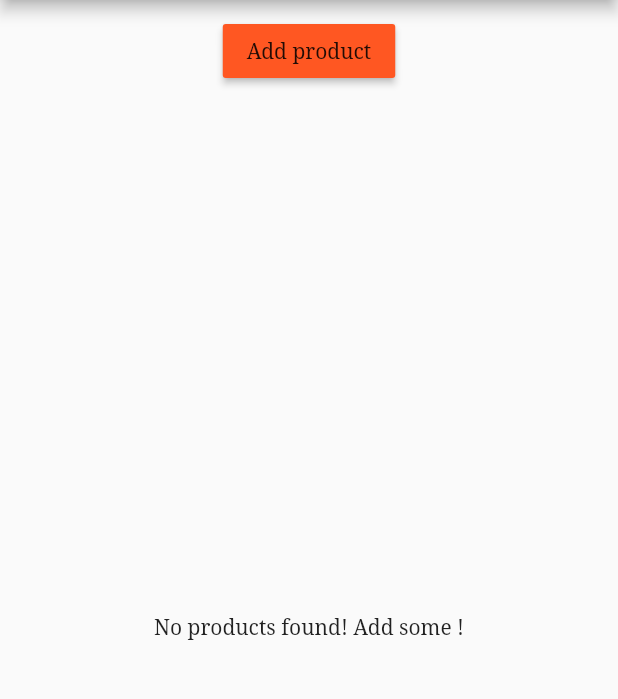
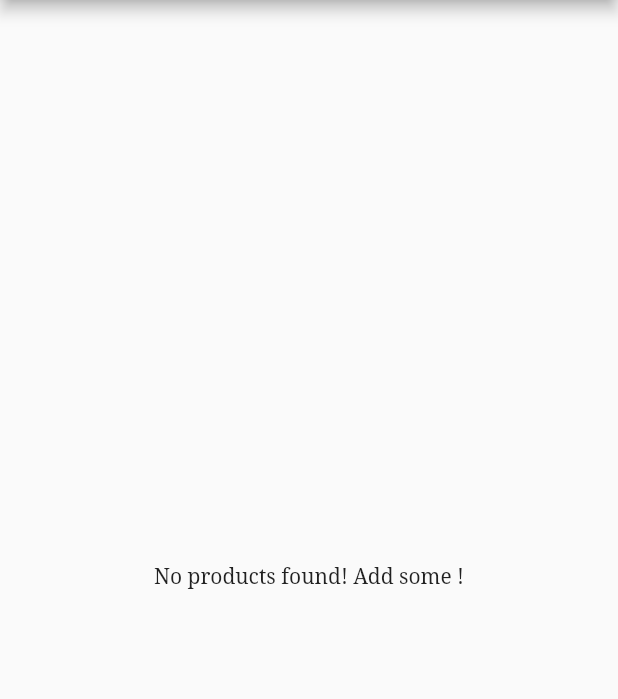
Before and after one commit to anantakrroy/FlutterDevelopment, a Flutter app: the screen it shows after launch, on a phone screen of 412 x 824 dp, the part 84-783 px from its top. Run offline on Flutter 3.47's test engine with Material 2 defaults, Android fonts, the phone set to English and light mode, and no system bars; our stand-ins replace sqflite; accounts and stored records are empty.

Commit message:
Refactor adding product

```diff
--- a/easylist/lib/main.dart
+++ b/easylist/lib/main.dart
@@ -1,11 +1,8 @@
-import 'package:easylist/pages/auth.dart';
-import 'package:flutter/cupertino.dart';
 import 'package:flutter/material.dart';
-import 'package:flutter/rendering.dart';
 
 import './pages/home.dart';
 import './pages/productmanage.dart';
-import './pages/auth.dart';
+
 import './pages/productdetail.dart';
 
 void main() {
@@ -22,9 +19,9 @@ class MyApp extends StatefulWidget {
 }
 
 class _MyAppState extends State<MyApp> {
-  List<Map<String, String>> _products = [];
+  List<Map<String, dynamic>> _products = [];
 
-  void _addProduct(Map<String, String> product) {
+  void _addProduct(Map<String, dynamic> product) {
     print('PRODUCT MANAGER _addproduct');
     setState(() {
       print('[PRODUCT MANAGER WIDGET] setState()');
@@ -51,9 +48,9 @@ class _MyAppState extends State<MyApp> {
 
       // Named routes, routes registry
       routes: {
-        '/': (BuildContext context) =>
-            HomePage(_products, _addProduct, _deleteProduct),
-        '/admin': (BuildContext context) => ProductManage(),
+        '/': (BuildContext context) => HomePage(_products),
+        '/admin': (BuildContext context) =>
+            ProductManage(_addProduct, _deleteProduct),
       },
 
       // Generate custom routes
@@ -77,8 +74,7 @@ class _MyAppState extends State<MyApp> {
       //default fall back route
       onUnknownRoute: (RouteSettings settings) {
         return MaterialPageRoute(
-          builder: (BuildContext context) =>
-              HomePage(_products, _addProduct, _deleteProduct),
+          builder: (BuildContext context) => HomePage(_products),
         );
       },
     );
--- a/easylist/lib/pages/home.dart
+++ b/easylist/lib/pages/home.dart
@@ -1,14 +1,11 @@
-import 'package:easylist/pages/productmanage.dart';
 import 'package:flutter/material.dart';
 
 import '../product_manager.dart';
 
 class HomePage extends StatelessWidget {
-  final List<Map<String, String>> products;
-  final Function addProduct;
-  final Function deleteProduct;
+  final List<Map<String, dynamic>> products;
 
-  HomePage(this.products, this.addProduct, this.deleteProduct);
+  HomePage(this.products);
 
   @override
   Widget build(BuildContext context) {
@@ -31,6 +28,6 @@ class HomePage extends StatelessWidget {
         appBar: AppBar(
           title: Text("EasyList"),
         ),
-        body: ProductManager(products, addProduct, deleteProduct));
+        body: ProductManager(products));
   }
 }
--- a/easylist/lib/product_control.dart
+++ /dev/null
@@ -1,24 +0,0 @@
-// Passing the data up
-// lifitng the state up and using properties/functions of one widget in another widget
-
-import 'package:flutter/material.dart';
-
-class ProductControl extends StatelessWidget {
-
-  final Function addProduct;
-
-  ProductControl(this.addProduct);
-
-  @override
-  Widget build(BuildContext context) {
-    print('PRODUCTCONTROL build');
-    return RaisedButton(
-      color: Theme.of(context).primaryColor,
-      onPressed: () {
-        print('PRODUCTCONTROL onPressed');
-        addProduct({"title" : "Buffet : Enjoy the delectable spread!","image" : "assets/buffet.jpg"});
-      },
-      child: Text("Add product"),
-    );
-  }
-}
--- a/easylist/lib/product_manager.dart
+++ b/easylist/lib/product_manager.dart
@@ -1,14 +1,11 @@
 import 'package:flutter/material.dart';
 
 import './products.dart';
-import './product_control.dart';
 
 class ProductManager extends StatelessWidget {
-  final List<Map<String, String>> products;
-  final Function addProduct;
-  final Function deleteProduct;
+  final List<Map<String, dynamic>> products;
 
-  ProductManager(this.products, this.addProduct, this.deleteProduct);
+  ProductManager(this.products);
 
   @override
 
@@ -16,9 +13,7 @@ class ProductManager extends StatelessWidget {
     print('[PRODUCT MANAGER WIDGET] build');
     return Column(
       children: <Widget>[
-        Container(
-            margin: EdgeInsets.all(10.0), child: ProductControl(addProduct)),
-        Expanded(child: Products(products, deleteProduct: deleteProduct))
+        Expanded(child: Products(products)),
       ],
     );
   }
--- a/easylist/lib/products.dart
+++ b/easylist/lib/products.dart
@@ -1,12 +1,9 @@
 import 'package:flutter/material.dart';
 
-import './pages/productdetail.dart';
+class Products extends StatelessWidget {
+  List<Map<String, dynamic>> products;
 
-class Products extends StatelessWidget {
-  List<Map> products;
-  final Function deleteProduct;
-
-  Products(this.products, {this.deleteProduct}) {
+  Products(this.products) {
     //constructor to initialise
     print('[PRODUCTS WIDGET] constructor');
   }
@@ -38,15 +35,12 @@ class Products extends StatelessWidget {
             alignment: MainAxisAlignment.center,
             children: <Widget>[
               FlatButton(
-                  child: Text('Details'),
-                  color: Colors.orange,
-                  splashColor: Colors.yellow,
-                  onPressed: () => Navigator.pushNamed<bool>(context, '/product/' + index.toString())
-                          .then((bool value) {
-                        if (value) {
-                          deleteProduct(index);
-                        }
-                      }))
+                child: Text('Details'),
+                color: Colors.orange,
+                splashColor: Colors.yellow,
+                onPressed: () => Navigator.pushNamed<bool>(
+                    context, '/product/' + index.toString()),
+              )
             ],
           )
         ],
```
Also changed, not shown: easylist/lib/pages/product_create.dart (+13 -2 lines), easylist/lib/pages/productmanage.dart (+9 -4 lines).
